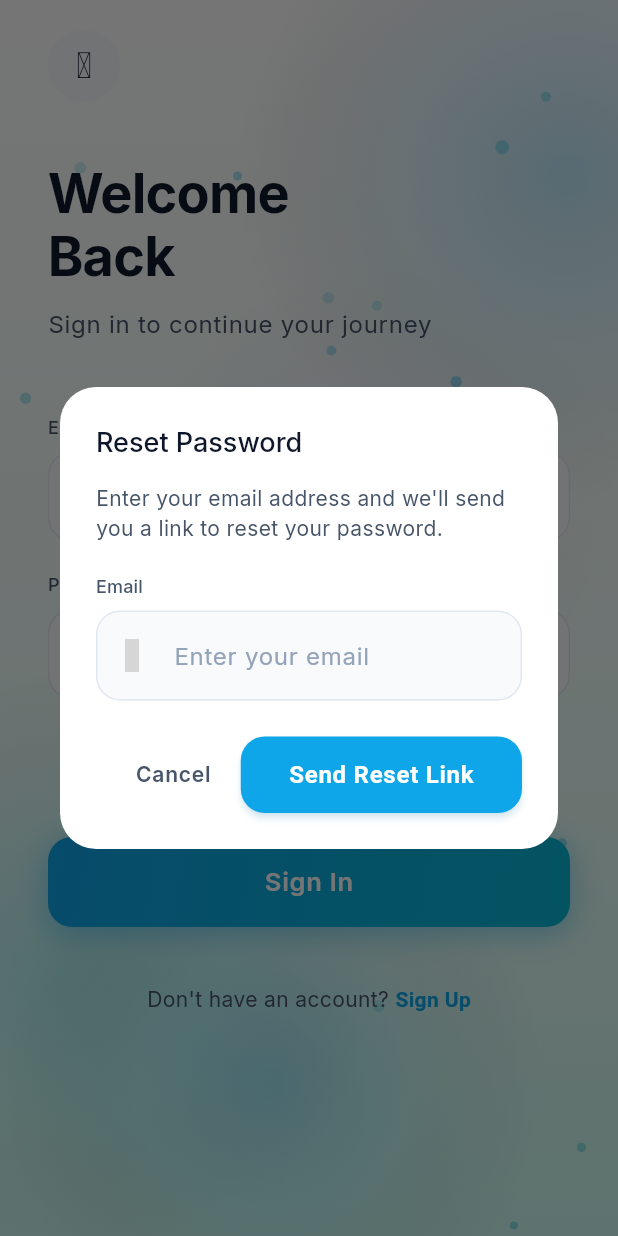
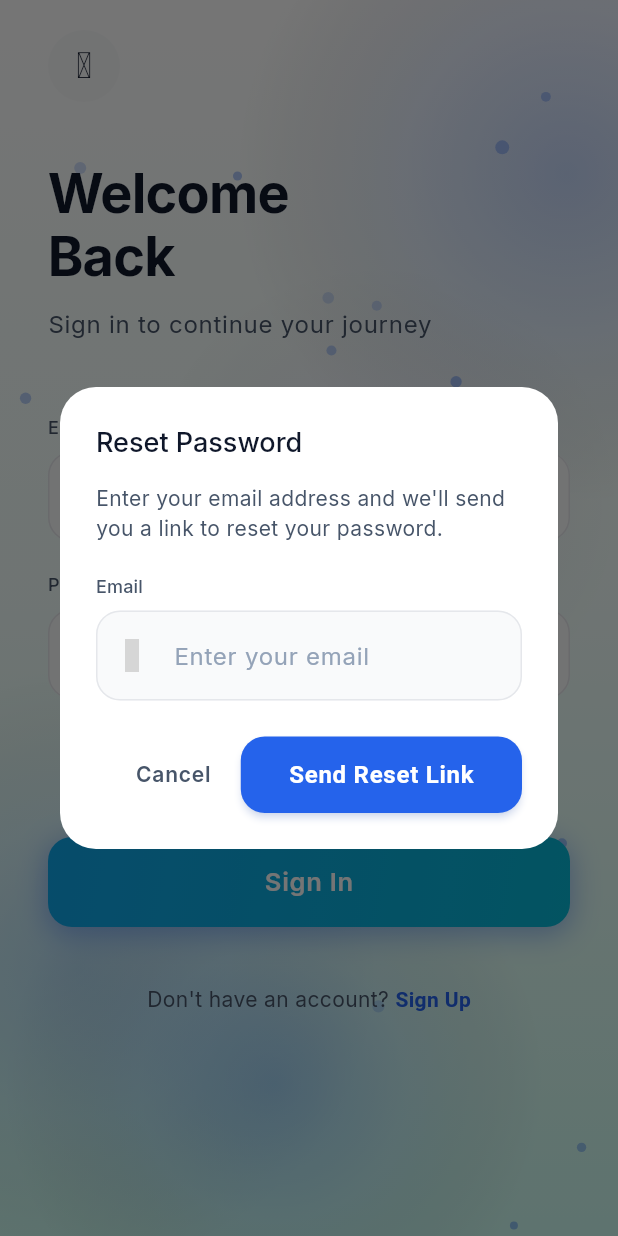
Before and after one commit to jlautman1/blowjobs.ail, a Flutter app: the LoginScreen screen opened by its route, after a tap on "Forgot Password?", on a phone screen of 412 x 824 dp. Run offline on Flutter 3.47's test engine with Material 3 defaults, Android fonts, the phone set to English and light mode, and no system bars; drawn by our look-alikes of flutter_animate; our stand-ins replace confetti, dio, flutter_card_swiper, flutter_riverpod, go_router, google_fonts and 3 more; accounts and stored records are empty; grey boxes are pictures that could not be loaded.

Commit message:
Improve design: minimalist theme, refined job cards, add screenshot script
- Refined color palette for cleaner, more professional look
- Improved job cards with better shadows and spacing
- Reduced visual clutter with subtle borders and refined chips
- Added screenshot script for README documentation
- Updated package.json with screenshot command

```diff
--- a/frontend/lib/core/theme/app_theme.dart
+++ b/frontend/lib/core/theme/app_theme.dart
@@ -2,24 +2,24 @@ import 'package:flutter/material.dart';
 import 'package:google_fonts/google_fonts.dart';
 
 class AppColors {
-  // Primary palette - Bright & Vibrant (per design spec)
-  static const Color primary = Color(0xFF0EA5E9);        // Primary CTA Blue
-  static const Color primaryLight = Color(0xFF38BDF8);   // Light Blue
-  static const Color primaryDark = Color(0xFF0284C7);    // Deep Blue
+  // Primary palette - Refined & Minimalist
+  static const Color primary = Color(0xFF2563EB);        // Refined Blue
+  static const Color primaryLight = Color(0xFF3B82F6);   // Light Blue
+  static const Color primaryDark = Color(0xFF1E40AF);   // Deep Blue
 
-  // Accent colors
-  static const Color accent = Color(0xFF06B6D4);         // Teal/Cyan
-  static const Color superLike = Color(0xFF8B5CF6);      // Purple for super likes
-  static const Color success = Color(0xFF22C55E);        // Like Green (bright)
-  static const Color error = Color(0xFFF87171);          // Soft Red (friendly)
+  // Accent colors - Simplified palette
+  static const Color accent = Color(0xFF2563EB);         // Same as primary for consistency
+  static const Color superLike = Color(0xFF7C3AED);       // Refined Purple
+  static const Color success = Color(0xFF10B981);       // Refined Green
+  static const Color error = Color(0xFFEF4444);           // Refined Red
   static const Color warning = Color(0xFFF59E0B);        // Amber
-  static const Color info = Color(0xFF3B82F6);           // Info Blue
+  static const Color info = Color(0xFF3B82F6);          // Info Blue
 
-  // Background colors - Clean, bright, airy
+  // Background colors - Clean, minimalist
   static const Color background = Color(0xFFFFFFFF);     // Pure white
-  static const Color surface = Color(0xFFFFFFFF);        // Pure white
-  static const Color surfaceLight = Color(0xFFF8FAFC);   // Secondary background
-  static const Color surfaceBright = Color(0xFFE2E8F0);  // Divider gray
+  static const Color surface = Color(0xFFFFFFFF);       // Pure white
+  static const Color surfaceLight = Color(0xFFF9FAFB);  // Very subtle gray
+  static const Color surfaceBright = Color(0xFFE5E7EB);   // Subtle divider
 
   // Card background
   static const Color cardBackground = Color(0xFFFFFFFF);
@@ -55,10 +55,10 @@ class AppColors {
     end: Alignment.bottomCenter,
   );
 
-  // Swipe colors (per design spec)
-  static const Color swipeRight = Color(0xFF22C55E);     // Like - Green
-  static const Color swipeLeft = Color(0xFFF87171);      // Skip - Soft Red
-  static const Color swipeUp = Color(0xFF8B5CF6);        // Super Like - Purple
+  // Swipe colors - Refined
+  static const Color swipeRight = Color(0xFF10B981);    // Like - Refined Green
+  static const Color swipeLeft = Color(0xFFEF4444);      // Skip - Refined Red
+  static const Color swipeUp = Color(0xFF7C3AED);        // Super Like - Refined Purple
 }
 
 class AppTheme {
@@ -171,14 +171,14 @@ class AppTheme {
         ),
       ),
 
-      // Card theme
+      // Card theme - Premium look
       cardTheme: CardThemeData(
         color: AppColors.surface,
-        elevation: 4,
-        shadowColor: AppColors.primary.withOpacity(0.1),
+        elevation: 2,
+        shadowColor: Colors.black.withOpacity(0.05),
         surfaceTintColor: Colors.transparent,
         shape: RoundedRectangleBorder(
-          borderRadius: BorderRadius.circular(20),
+          borderRadius: BorderRadius.circular(16),
         ),
       ),
 
```
Also changed, not shown: frontend/lib/features/swipe/presentation/widgets/job_card.dart (+38 -26 lines).
